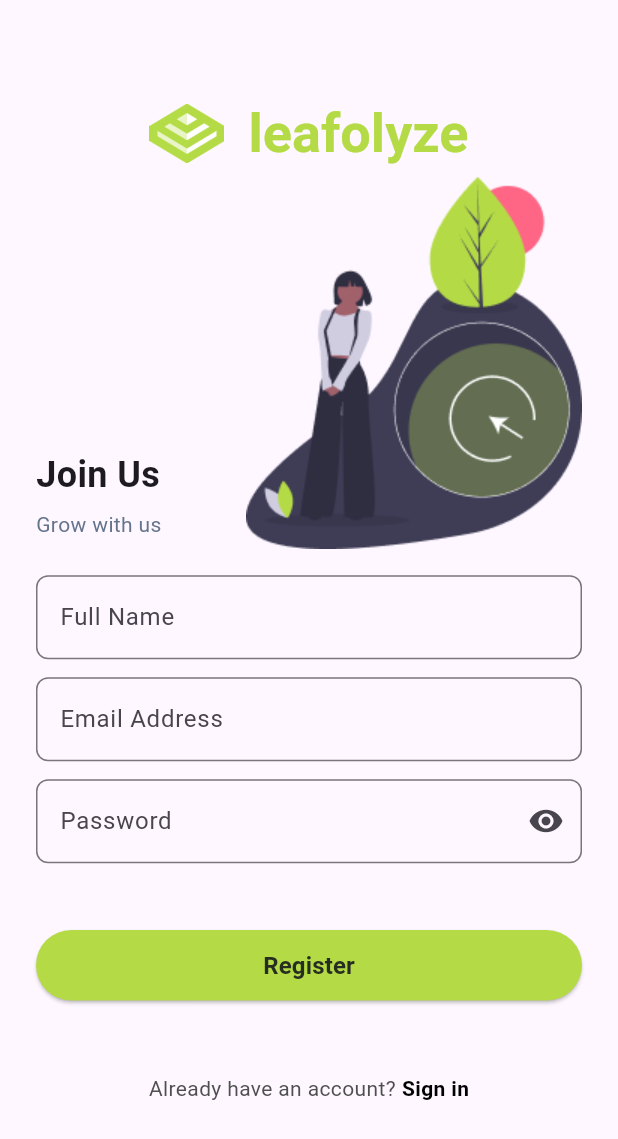
After one commit to ridlofebrio/leafolyzef, a Flutter app: the RegisterScreen screen opened directly, on a phone screen of 412 x 824 dp. The commit adds this screen. Shown: the top 1139 px of the screen. Run offline on Flutter 3.47's test engine with Material 3 defaults, Android fonts, the light colour scheme and no system bars; our stand-ins replace another_flutter_splash_screen, camera, image_picker, permission_handler; network calls fail; Roboto replaces fonts that are missing (Plus Jakarta Sans).

Commit message:
Screen/register (#9)
* feat: add rounded button widget

* feat: add more color constant

* chore: change apl logo

* chore: change logoSection to logo_section_widget.dart

* chore: rename file

* chore: change SigninPrompt to AuthPrompt

* feat: auth_form_widget, it's form for login and register

* chore: rename splash to splash_screen.dart

* feat: add image

* chore: refactor login screen

* feat: add register screen

* feat: add onPressed Param to rounded button

```diff
--- a/lib/constants/color.dart
+++ b/lib/constants/color.dart
@@ -1,10 +1,13 @@
 import 'package:flutter/material.dart';
 
 @immutable
-
 class AppColors {
-  static const GreenLogodanButton = Color.fromARGB(255, 65, 119, 119); // Nilai alpha diperbaiki
-  static const logoRed = Color.fromARGB(255, 210, 75, 75);             // Nilai alpha diperbaiki
+  static const primaryColor = Color(0xFFB4DB46);
+  static const primaryForegroundColor = Color(0xFF272D20);
+  static const mutedForegroundColor = Color(0xFF64748B);
+  static const foregroundColor = Color(0xFF020617);
+  static const GreenLogodanButton = Color.fromARGB(255, 65, 119, 119);
+  static const logoRed = Color.fromARGB(255, 210, 75, 75);
   static const darkBlack = Color(0xFF202538);
   static const secondaryBlack = Color(0xFF00152C);
   static const lightBlack = Color(0xFF202538);
--- /dev/null
+++ b/lib/screens/register_screen.dart
@@ -0,0 +1,75 @@
+import 'package:flutter/material.dart';
+import 'package:leafolyze/widgets/auth_form_widget.dart';
+import 'package:leafolyze/widgets/driver_text_widget.dart';
+import 'package:leafolyze/widgets/logo_section_widget.dart';
+
+final List<InputField> registerInputFields = [
+  const InputField(
+    label: 'Full Name',
+    hint: 'John Doe',
+  ),
+  const InputField(
+    label: 'Email Address',
+    hint: 'm@example.com',
+  ),
+  const InputField(
+    label: 'Password',
+    hint: 'Enter password',
+    isPassword: true,
+    suffixIcon: Icons.visibility,
+  ),
+];
+
+class RegisterScreen extends StatelessWidget {
+  const RegisterScreen({super.key});
+
+  @override
+  Widget build(BuildContext context) {
+    return Scaffold(
+      body: SafeArea(
+        child: SingleChildScrollView(
+          padding: const EdgeInsets.symmetric(horizontal: 24.0),
+          child: Center(
+            child: Column(
+              mainAxisAlignment: MainAxisAlignment.center,
+              crossAxisAlignment: CrossAxisAlignment.start,
+              children: [
+                const SizedBox(height: 68),
+                LogoSection(),
+                const SizedBox(height: 189.5),
+                Stack(
+                  clipBehavior: Clip.none,
+                  children: [
+                    AuthFormWidget(
+                      title: 'Join Us',
+                      subtitle: 'Grow with us',
+                      buttonText: 'Register',
+                      inputFields: registerInputFields,
+                    ),
+                    Positioned(
+                      right: 0,
+                      top: -181.5,
+                      child: Image.asset(
+                        'lib/assets/images/undraw_enter_uhqk 1.png',
+                        width: 224,
+                        height: 248,
+                      ),
+                    ),
+                  ],
+                ),
+                const SizedBox(height: 48),
+                AuthPromptText(
+                  promptText: "Already have an account?",
+                  actionText: "Sign in",
+                  onTap: () {
+                    // Navigate to login screen
+                  },
+                )
+              ],
+            ),
+          ),
+        ),
+      ),
+    );
+  }
+}
--- /dev/null
+++ b/lib/widgets/auth_form_widget.dart
@@ -0,0 +1,96 @@
+import 'package:flutter/material.dart';
+import 'package:leafolyze/constants/color.dart';
+import 'package:leafolyze/widgets/rounded_button.dart';
+
+class InputField {
+  final String label;
+  final String hint;
+  final bool isPassword;
+  final IconData? suffixIcon;
+
+  const InputField({
+    required this.label,
+    required this.hint,
+    this.isPassword = false,
+    this.suffixIcon,
+  });
+}
+
+class AuthFormWidget extends StatelessWidget {
+  final String title;
+  final String subtitle;
+  final String buttonText;
+  final List<InputField> inputFields;
+  final bool showForgotPassword;
+
+  const AuthFormWidget({
+    super.key,
+    required this.title,
+    required this.subtitle,
+    required this.buttonText,
+    required this.inputFields,
+    this.showForgotPassword = false,
+  });
+
+  @override
+  Widget build(BuildContext context) {
+    return Column(
+      children: [
+        Align(
+          alignment: Alignment.centerLeft,
+          child: Text(
+            title,
+            style: const TextStyle(fontSize: 24, fontWeight: FontWeight.w600),
+            textAlign: TextAlign.left,
+          ),
+        ),
+        const SizedBox(height: 6),
+        Align(
+          alignment: Alignment.centerLeft,
+          child: Text(
+            subtitle,
+            style: const TextStyle(
+                fontSize: 14, color: AppColors.mutedForegroundColor),
+            textAlign: TextAlign.left,
+          ),
+        ),
+        const SizedBox(height: 24),
+        ...inputFields.map((field) => Column(
+              children: [
+                TextField(
+                  obscureText: field.isPassword,
+                  decoration: InputDecoration(
+                    labelText: field.label,
+                    hintText: field.hint,
+                    border: OutlineInputBorder(
+                      borderRadius: BorderRadius.circular(8),
+                    ),
+                    suffixIcon: field.suffixIcon != null
+                        ? Icon(field.suffixIcon)
+                        : null,
+                  ),
+                ),
+                const SizedBox(height: 12),
+              ],
+            )),
+        if (showForgotPassword) ...[
+          Align(
+            alignment: Alignment.centerRight,
+            child: TextButton(
+              onPressed: () {
+                // Handle forgot password action
+              },
+              child: const Text(
+                'Forgot Password?',
+                style: TextStyle(color: Colors.black, fontSize: 12),
+              ),
+            ),
+          ),
+          const SizedBox(height: 16),
+        ] else
+          const SizedBox(height: 32),
+        RoundedButton(text: buttonText, onPressed: () {}),
+      ],
+    );
+  }
+}
--- a/lib/widgets/driverText.dart
+++ b/lib/widgets/driver_text_widget.dart
@@ -2,7 +2,7 @@ import 'package:flutter/material.dart';
 
 class DividerWithText extends StatelessWidget {
   final String text;
-  const DividerWithText({required this.text});
+  const DividerWithText({super.key, required this.text});
 
   @override
   Widget build(BuildContext context) {
@@ -22,21 +22,34 @@ class DividerWithText extends StatelessWidget {
   }
 }
 
-class SignUpPrompt extends StatelessWidget {
+class AuthPromptText extends StatelessWidget {
+  final String promptText;
+  final String actionText;
+  final VoidCallback onTap;
+
+  const AuthPromptText({
+    super.key,
+    required this.promptText,
+    required this.actionText,
+    required this.onTap,
+  });
+
   @override
   Widget build(BuildContext context) {
     return Row(
       mainAxisAlignment: MainAxisAlignment.center,
       children: [
-        const Text("Don’t have an account? "),
+        Text(
+          promptText,
+          style: const TextStyle(color: Color(0xFF4F4F4F)),
+        ),
+        const SizedBox(width: 4),
         GestureDetector(
-          onTap: () {
-
-          },
-          child: const Text(
-            'Sign up',
-            style: TextStyle(
-              color: Colors.blue,
+          onTap: onTap,
+          child: Text(
+            actionText,
+            style: const TextStyle(
+              color: Colors.black,
               fontWeight: FontWeight.bold,
             ),
           ),
--- a/lib/widgets/logoSection.dart
+++ b/lib/widgets/logo_section_widget.dart
@@ -2,6 +2,8 @@ import 'package:flutter/material.dart';
 import 'package:leafolyze/constants/color.dart';
 
 class LogoSection extends StatelessWidget {
+  const LogoSection({super.key});
+
   @override
   Widget build(BuildContext context) {
     return Row(
@@ -9,27 +11,20 @@ class LogoSection extends StatelessWidget {
       children: [
         Image.asset(
           'lib/assets/images/logo.png',
-          height: 90,
+          width: 50,
+          height: 40,
         ),
+        const SizedBox(width: 16),
         RichText(
           text: TextSpan(
             children: [
               TextSpan(
-                text: 'leaf',
+                text: 'leafolyze',
                 style: TextStyle(
                   fontSize: 36,
-                  fontWeight: FontWeight.bold,
-                  color: AppColors.GreenLogodanButton,
-                  fontFamily: 'Nunito Sans',
-                ),
-              ),
-              TextSpan(
-                text: 'olyze',
-                style: TextStyle(
-                  fontSize: 36,
-                  fontWeight: FontWeight.bold,
-                  color: AppColors.logoRed, // Change this to your desired color
-                  fontFamily: 'Nunito Sans',
+                  fontWeight: FontWeight.w600,
+                  color: AppColors.primaryColor,
+                  fontFamily: 'Plus Jakarta Sans',
                 ),
               ),
             ],
--- /dev/null
+++ b/lib/widgets/rounded_button.dart
@@ -0,0 +1,33 @@
+import 'package:flutter/material.dart';
+import 'package:leafolyze/constants/color.dart';
+
+class RoundedButton extends StatelessWidget {
+  final String text;
+  final VoidCallback onPressed;
+
+  const RoundedButton({super.key, required this.text, required this.onPressed});
+
+  @override
+  Widget build(BuildContext context) {
+    return SizedBox(
+      width: double.infinity,
+      child: ElevatedButton(
+        onPressed: onPressed,
+        style: ElevatedButton.styleFrom(
+          backgroundColor: AppColors.primaryColor,
+          padding: const EdgeInsets.symmetric(vertical: 12, horizontal: 20),
+          shape: RoundedRectangleBorder(
+            borderRadius: BorderRadius.circular(50),
+          ),
+        ),
+        child: Text(
+          text,
+          style: const TextStyle(
+              fontSize: 16,
+              color: AppColors.primaryForegroundColor,
+              fontWeight: FontWeight.w600),
+        ),
+      ),
+    );
+  }
+}
```
Also changed, not shown: lib/screens/landingPage.dart (deleted, +0 -116 lines), lib/screens/loginPage.dart (deleted, +0 -56 lines), lib/screens/login_screen.dart (added, +67 -0 lines), lib/widgets/loginButton.dart (deleted, +0 -55 lines), lib/widgets/loginForm.dart (deleted, +0 -45 lines), lib/assets/images/group-243.png (added), lib/assets/images/logo.png, lib/assets/images/undraw_enter_uhqk 1.png (added), lib/constants/p.txt (deleted), lib/screens/splash_screen.dart (renamed from lib/screens/splash.dart).
